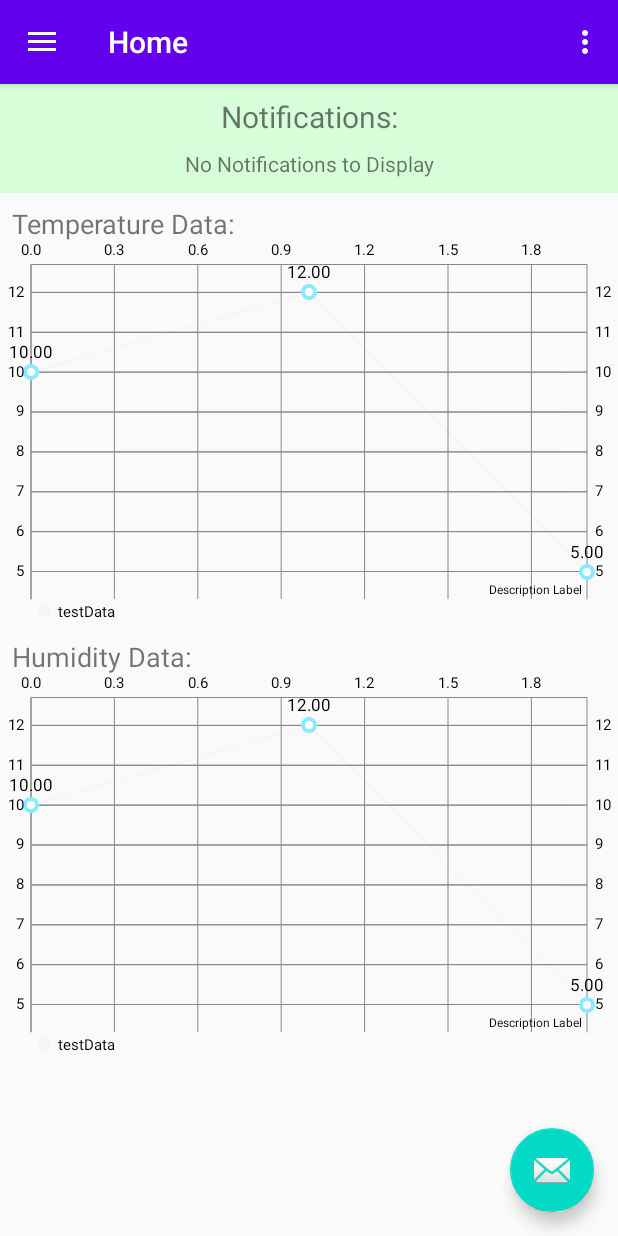
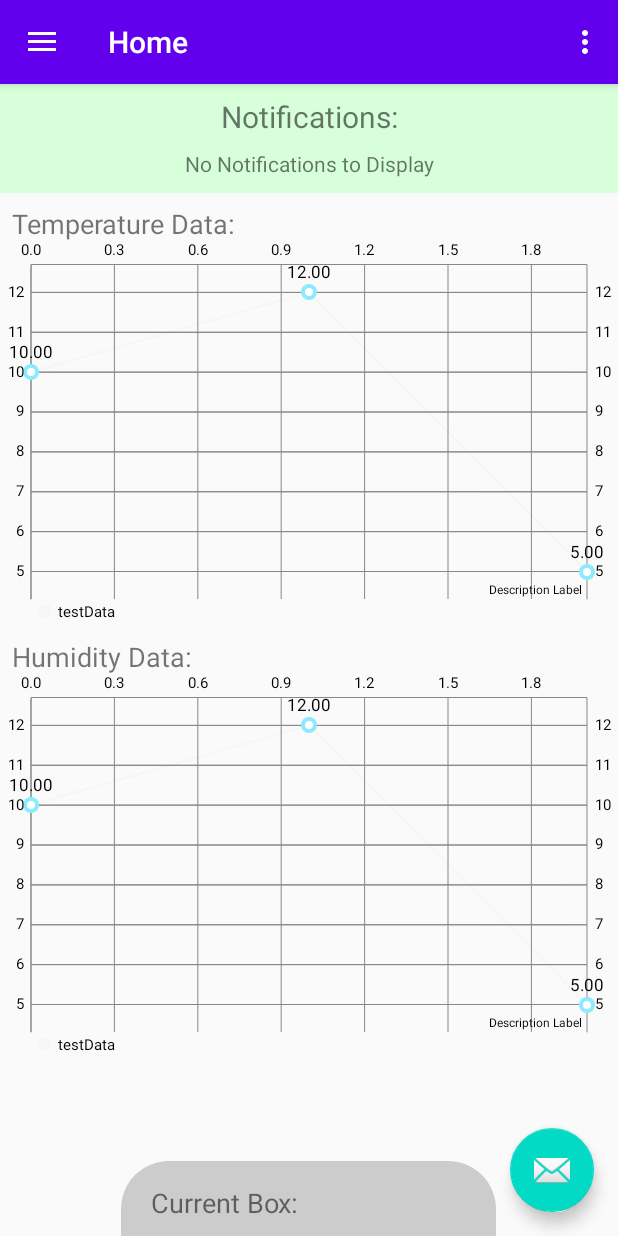
Before and after one commit to ericsonggg/Capstone, an Android app: the screen it shows after launch (MainActivity), on a phone screen of 412 x 824 dp. Run offline under Robolectric (Android 15) with nearby library versions, the phone set to English and light mode, and no system bars; our stand-ins replace navigation-ui; 2 statements that could not run were skipped.

Commit message:
Creation of quick access bar - Draws a basic quick access bar on the screen on top of everything

```diff
--- /dev/null
+++ b/app/src/main/res/drawable/quick_access_background.xml
@@ -0,0 +1,9 @@
+<?xml version="1.0" encoding="utf-8"?>
+<shape xmlns:android="http://schemas.android.com/apk/res/android"
+    android:shape="rectangle">
+
+    <solid android:color="@color/fadedGray" />
+
+    <corners android:topLeftRadius="32dp" android:topRightRadius="32dp"/>
+
+</shape>
--- a/app/src/main/res/layout/app_bar_main.xml
+++ b/app/src/main/res/layout/app_bar_main.xml
@@ -22,6 +22,11 @@
 
     <include layout="@layout/content_main" />
 
+    <include layout="@layout/quick_access_drawer"
+        android:layout_width="250dp"
+        android:layout_height="50dp"
+        android:layout_gravity="bottom|center"/>
+
     <com.google.android.material.floatingactionbutton.FloatingActionButton
         android:id="@+id/fab"
         android:layout_width="wrap_content"
--- /dev/null
+++ b/app/src/main/res/layout/quick_access_drawer.xml
@@ -0,0 +1,17 @@
+<?xml version="1.0" encoding="utf-8"?>
+<androidx.constraintlayout.widget.ConstraintLayout xmlns:android="http://schemas.android.com/apk/res/android"
+    xmlns:app="http://schemas.android.com/apk/res-auto"
+    xmlns:tools="http://schemas.android.com/tools"
+    android:layout_width="250dp" android:layout_height="50dp"
+    android:background="@drawable/quick_access_background">
+    <TextView
+        android:paddingStart="20dp"
+        android:paddingBottom="10dp"
+        android:layout_width="wrap_content"
+        android:layout_height="wrap_content"
+        android:text="@string/quick_access_drawer_caption"
+        android:textSize="@dimen/header_x_small"
+        app:layout_constraintBottom_toBottomOf="parent"
+        app:layout_constraintStart_toStartOf="parent" />
+
+</androidx.constraintlayout.widget.ConstraintLayout>
--- a/app/src/main/res/values/colors.xml
+++ b/app/src/main/res/values/colors.xml
@@ -4,4 +4,5 @@
     <color name="colorPrimaryDark">#3700B3</color>
     <color name="colorAccent">#03DAC5</color>
     <color name="washedOutGreen">#d6ffda</color>
+    <color name="fadedGray">#cccccc</color>
 </resources>
--- /dev/null
+++ b/app/src/main/res/values/strings_drawer.xml
@@ -0,0 +1,4 @@
+<?xml version="1.0" encoding="utf-8"?>
+<resources>
+    <string name="quick_access_drawer_caption">Current Box: </string>
+</resources>
```
